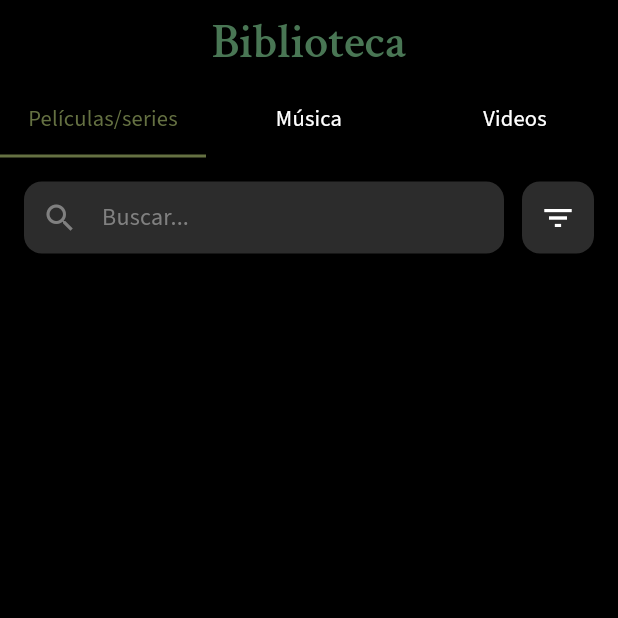
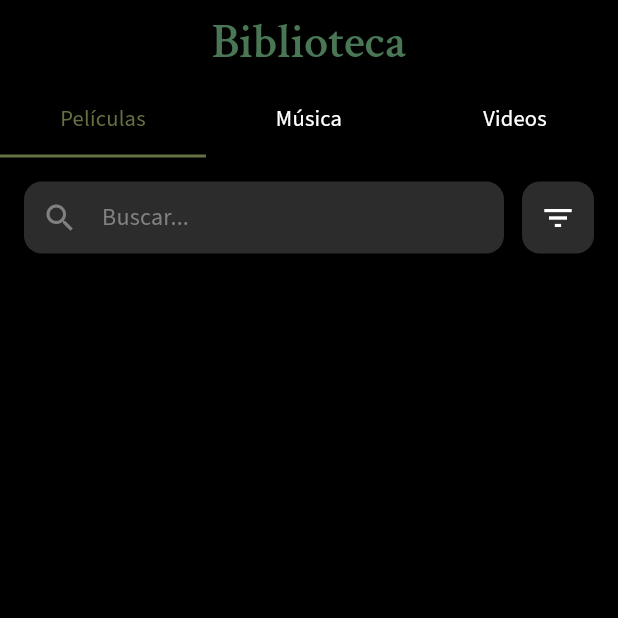
Before and after one commit to Soft-Focus-App-Movile/MobileAppFlutter, a Flutter app: the LibraryPage screen opened by its route, on a phone screen of 412 x 824 dp, the top half of it. Run offline on Flutter 3.47's test engine with Material 3 defaults, Android fonts, the phone set to English and light mode, and no system bars; our stand-ins replace cached_network_image, dartz, dio, equatable, file_picker, fl_chart and 9 more; missing offline and left inert: signalr_netcore; accounts and stored records are empty; network calls fail.

Commit message:
fix: change tab label from 'Películas/series' to 'Películas'

```diff
--- a/lib/features/library/presentation/widgets/library_tabs.dart
+++ b/lib/features/library/presentation/widgets/library_tabs.dart
@@ -10,7 +10,7 @@ enum ContentType {
   String get displayName {
     switch (this) {
       case ContentType.movie:
-        return 'Películas/series';
+        return 'Películas';
       case ContentType.music:
         return 'Música';
       case ContentType.video:
```
